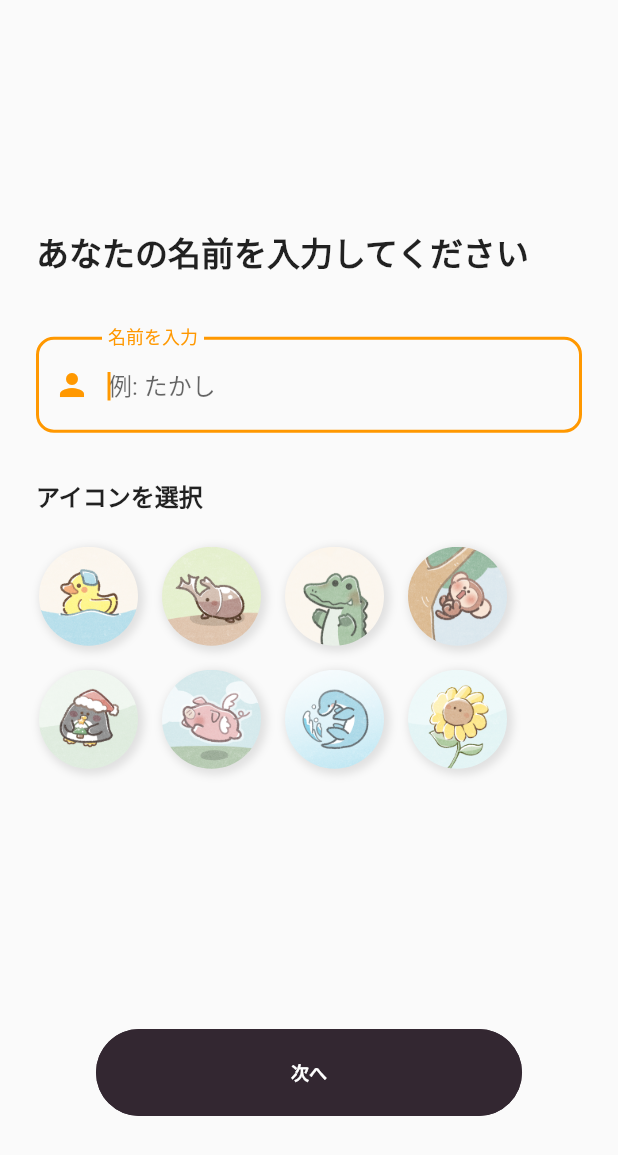
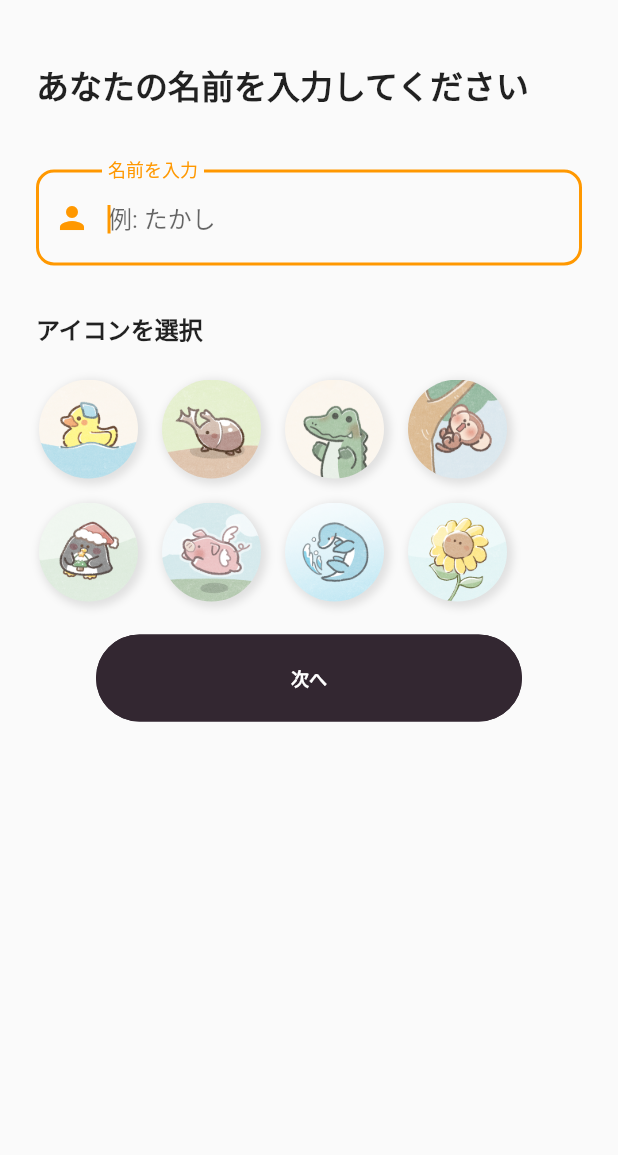
Before and after one commit to Al-Mikan/mesh-frontend, a Flutter app: the SetNamePage screen opened directly with empty values, on a phone screen of 412 x 824 dp. Shown: the top 1155 px of the screen. Run offline on Flutter 3.47's test engine with Material 3 defaults, Android fonts, the phone set to English and light mode, and no system bars; our stand-ins replace app_links, confetti, dio, fixnum, flutter_datetime_picker_plus, flutter_local_notifications and 6 more; missing offline and left inert: background_locator_2, google_maps_webservice, grpc, haptic_feedback, protobuf, pull_down_button and 1 more; accounts and stored records are empty.

Commit message:
名前入力時のUI改善

```diff
--- a/lib/set_name_page.dart
+++ b/lib/set_name_page.dart
@@ -73,15 +73,14 @@ class _SetNamePageState extends ConsumerState<SetNamePage> {
   @override
   Widget build(BuildContext context) {
     return Scaffold(
-      body: Padding(
-        padding: const EdgeInsets.symmetric(horizontal: 24.0),
-        child: Column(
-          crossAxisAlignment: CrossAxisAlignment.stretch,
-          children: <Widget>[
-            const Spacer(), // ✅ 上部のスペースを確保し、フォームを中央寄せ
-            Column(
+      body: SingleChildScrollView(
+        child: SafeArea(
+          child: Padding(
+            padding: const EdgeInsets.symmetric(horizontal: 24.0),
+            child: Column(
               crossAxisAlignment: CrossAxisAlignment.start,
               children: [
+                const SizedBox(height: 40),
                 const Text(
                   'あなたの名前を入力してください',
                   style: TextStyle(fontSize: 22, fontWeight: FontWeight.bold),
@@ -132,14 +131,13 @@ class _SetNamePageState extends ConsumerState<SetNamePage> {
                   )).toList(),
                 ),
                 const SizedBox(height: 20),
+                Padding(
+                  padding: const EdgeInsets.only(bottom: 80), // ✅ ボタンの位置を下から80pxに設定
+                  child: OriginalButton(text: '次へ', onPressed: _submit),
+                ),
               ],
             ),
-            const Spacer(), // ✅ 下部のスペースを確保
-            Padding(
-              padding: const EdgeInsets.only(bottom: 80), // ✅ ボタンの位置を下から80pxに設定
-              child: OriginalButton(text: '次へ', onPressed: _submit),
-            ),
-          ],
+          ),
         ),
       ),
     );
```
